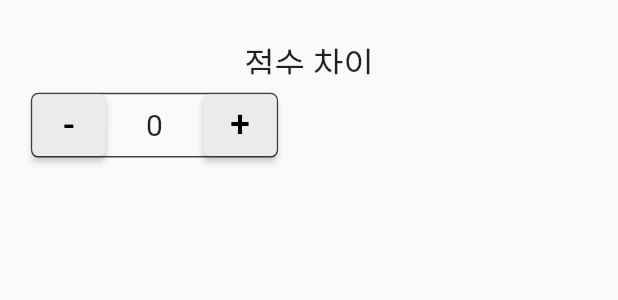
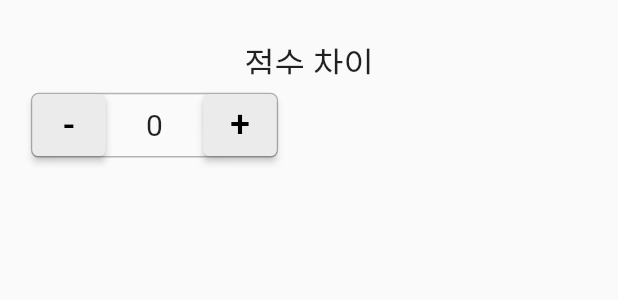
Before and after one commit to heetae185/BaseballWinExpectancyApp, a Flutter app: the MarginWidget widget shown alone on an empty page, opened directly, on a phone screen of 412 x 824 dp. Shown: the top 300 px of the screen. Run offline on Flutter 3.47's test engine with Material 2 defaults, Android fonts, the phone set to English and light mode, and no system bars; our stand-ins replace numberpicker, sqflite; accounts and stored records are empty; Roboto replaces fonts that are missing (SpoqaHanSansNeo).

Commit message:
Modified border color for margin widget

```diff
--- a/lib/widgets/widget_margin.dart
+++ b/lib/widgets/widget_margin.dart
@@ -56,7 +56,7 @@ class _MarginWidgetState extends State<MarginWidget> {
             alignment: Alignment.center,
             width: marginButtonWidth,
             decoration: BoxDecoration(
-              border: Border.all(color: Color(0xFF424242)),
+              border: Border.all(color: Color(0xFFB4B4B4)),
               borderRadius: BorderRadius.circular(5),
             ),
             child: Row(children: [
```
